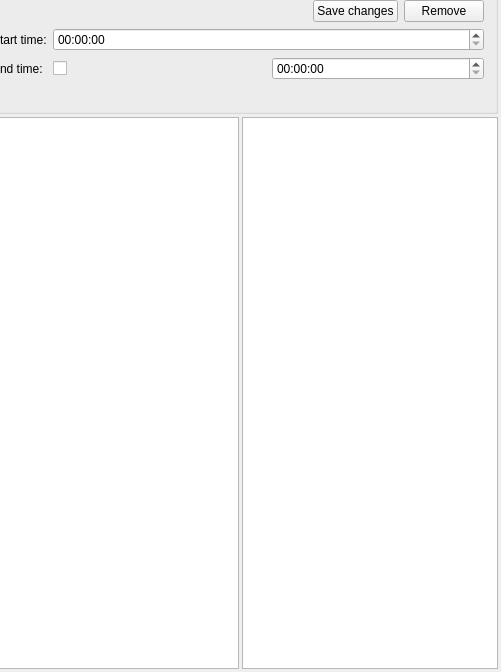
Above: src/gui/mainwindow.ui from kliput/slicepod before the change; both pictures show x 523 to 1024 and y 96 to 768 of the 1024 by 768 pixel window. Below: the same form after it.
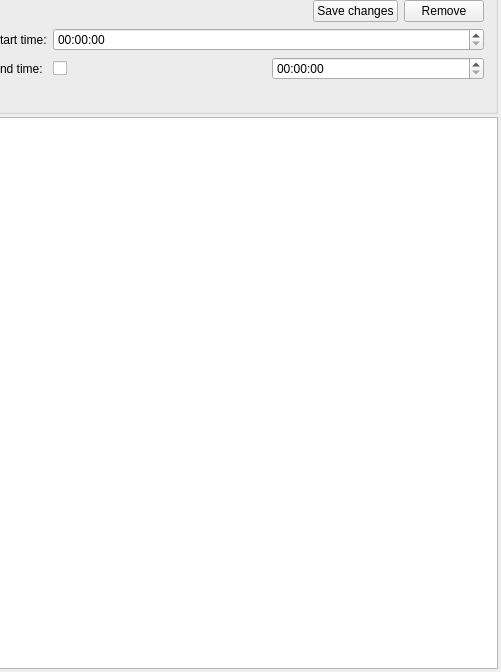
That is the form after the change. Icons and pictures are not drawn. Custom widgets are drawn as their Qt base class.

Commit message: Fixed some issues with library display; Removed playlist view from GUI (low priority now)

The edit to the form file:
```diff
--- a/src/gui/mainwindow.ui
+++ b/src/gui/mainwindow.ui
@@ -303,19 +303,6 @@
         </property>
        </widget>
       </item>
-      <item>
-       <widget class="QListView" name="playlistView">
-        <property name="sizePolicy">
-         <sizepolicy hsizetype="Preferred" vsizetype="Expanding">
-          <horstretch>0</horstretch>
-          <verstretch>0</verstretch>
-         </sizepolicy>
-        </property>
-        <property name="alternatingRowColors">
-         <bool>true</bool>
-        </property>
-       </widget>
-      </item>
      </layout>
     </item>
    </layout>
```
The commit also changes 2 other files.
